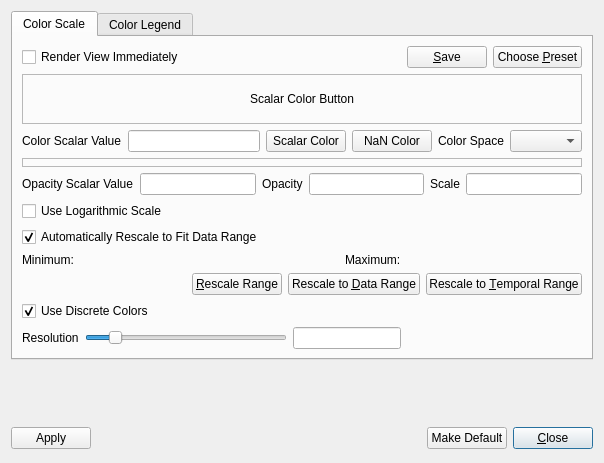
Old version of the form Qt/Components/Resources/UI/pqColorScaleDialog.ui in the repository Kitware/ParaView.
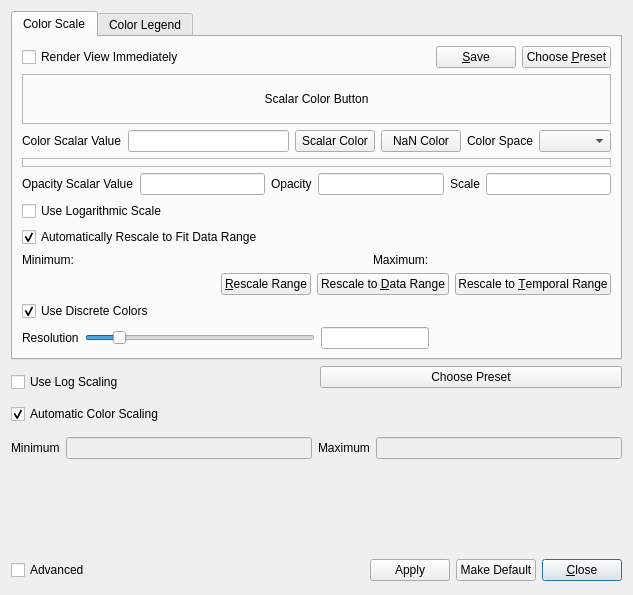
New version of the form. Custom widgets are drawn as their Qt base class.

Commit message: Provide embedded Simple/Advanced dialog for ScalarBar customs

Diff of the .ui file:
```diff
--- a/Qt/Components/Resources/UI/pqColorScaleDialog.ui
+++ b/Qt/Components/Resources/UI/pqColorScaleDialog.ui
@@ -6,8 +6,8 @@
    <rect>
     <x>0</x>
     <y>0</y>
-    <width>604</width>
-    <height>463</height>
+    <width>633</width>
+    <height>595</height>
    </rect>
   </property>
   <property name="windowTitle">
@@ -923,6 +923,116 @@
      </widget>
     </widget>
    </item>
+   <item>
+    <widget class="QWidget" name="SimplePanel" native="true">
+     <layout class="QVBoxLayout" name="verticalLayout_3">
+      <property name="margin">
+       <number>0</number>
+      </property>
+      <item>
+       <widget class="QWidget" name="Container" native="true">
+        <layout class="QHBoxLayout" name="horizontalLayout_2">
+         <property name="margin">
+          <number>0</number>
+         </property>
+         <item>
+          <widget class="QWidget" name="CheckContainer2" native="true">
+           <layout class="QVBoxLayout" name="verticalLayout_4">
+            <property name="margin">
+             <number>0</number>
+            </property>
+            <item>
+             <widget class="QCheckBox" name="UseLogScaleSimple">
+              <property name="text">
+               <string>Use Log Scaling</string>
+              </property>
+             </widget>
+            </item>
+            <item>
+             <widget class="QCheckBox" name="UseAutoRescaleSimple">
+              <property name="text">
+               <string>Automatic Color Scaling</string>
+              </property>
+              <property name="checked">
+               <bool>true</bool>
+              </property>
+             </widget>
+            </item>
+           </layout>
+          </widget>
+         </item>
+         <item>
+          <widget class="QWidget" name="ButtonContainer" native="true">
+           <layout class="QVBoxLayout" name="verticalLayout_5">
+            <property name="margin">
+             <number>0</number>
+            </property>
+            <item>
+             <widget class="QPushButton" name="PresetButtonSimple">
+              <property name="text">
+               <string>Choose Preset</string>
+              </property>
+             </widget>
+            </item>
+            <item>
+             <spacer name="verticalSpacer_2">
+              <property name="orientation">
+               <enum>Qt::Vertical</enum>
+              </property>
+              <property name="sizeHint" stdset="0">
+               <size>
+                <width>20</width>
+                <height>40</height>
+               </size>
+              </property>
+             </spacer>
+            </item>
+           </layout>
+          </widget>
+         </item>
+        </layout>
+       </widget>
+      </item>
+      <item>
+       <widget class="QWidget" name="RangeContainer" native="true">
+        <layout class="QHBoxLayout" name="horizontalLayout">
+         <property name="margin">
+          <number>0</number>
+         </property>
+         <item>
+          <widget class="QLabel" name="labelMin">
+           <property name="text">
+            <string>Minimum</string>
+           </property>
+          </widget>
+         </item>
+         <item>
+          <widget class="QLineEdit" name="SimpleMin">
+           <property name="enabled">
+            <bool>false</bool>
+           </property>
+          </widget>
+         </item>
+         <item>
+          <widget class="QLabel" name="labelMax">
+           <property name="text">
+            <string>Maximum</string>
+           </property>
+          </widget>
+         </item>
+         <item>
+          <widget class="QLineEdit" name="SimpleMax">
+           <property name="enabled">
+            <bool>false</bool>
+           </property>
+          </widget>
+         </item>
+        </layout>
+       </widget>
+      </item>
+     </layout>
+    </widget>
+   </item>
    <item>
     <spacer name="verticalSpacer">
      <property name="orientation">
@@ -942,9 +1052,9 @@
    <item>
     <layout class="QHBoxLayout">
      <item>
-      <widget class="QPushButton" name="pushButtonApply">
+      <widget class="QCheckBox" name="SwitchToAdvanced">
        <property name="text">
-        <string>Apply</string>
+        <string>Advanced</string>
        </property>
       </widget>
      </item>
@@ -961,6 +1071,13 @@
        </property>
       </spacer>
      </item>
+     <item>
+      <widget class="QPushButton" name="pushButtonApply">
+       <property name="text">
+        <string>Apply</string>
+       </property>
+      </widget>
+     </item>
      <item>
       <widget class="QPushButton" name="MakeDefaultButton">
        <property name="text">
```
The commit also changes 2 other files.
